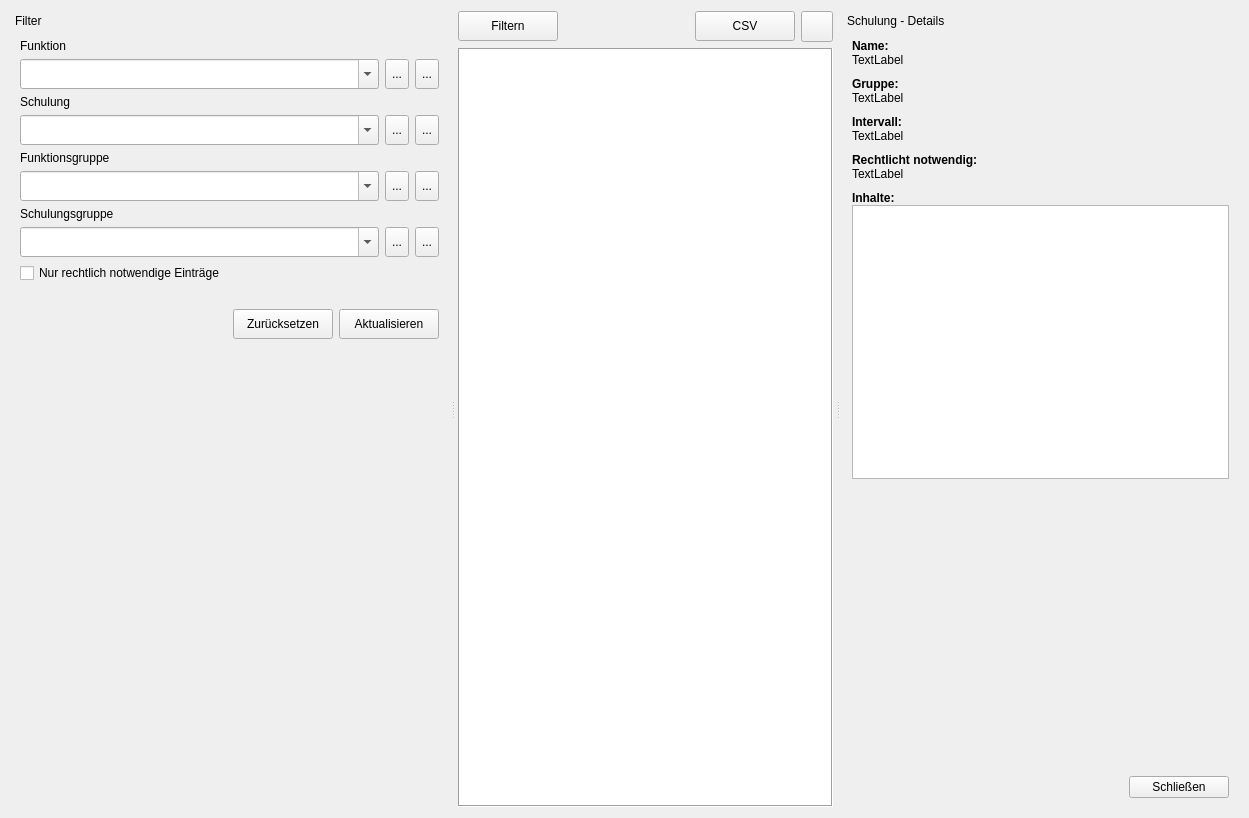
First picture: the form in ui/qmqualimatrixwidget.ui, repository Christian-Kr/QualificationMatrix, before the edit.
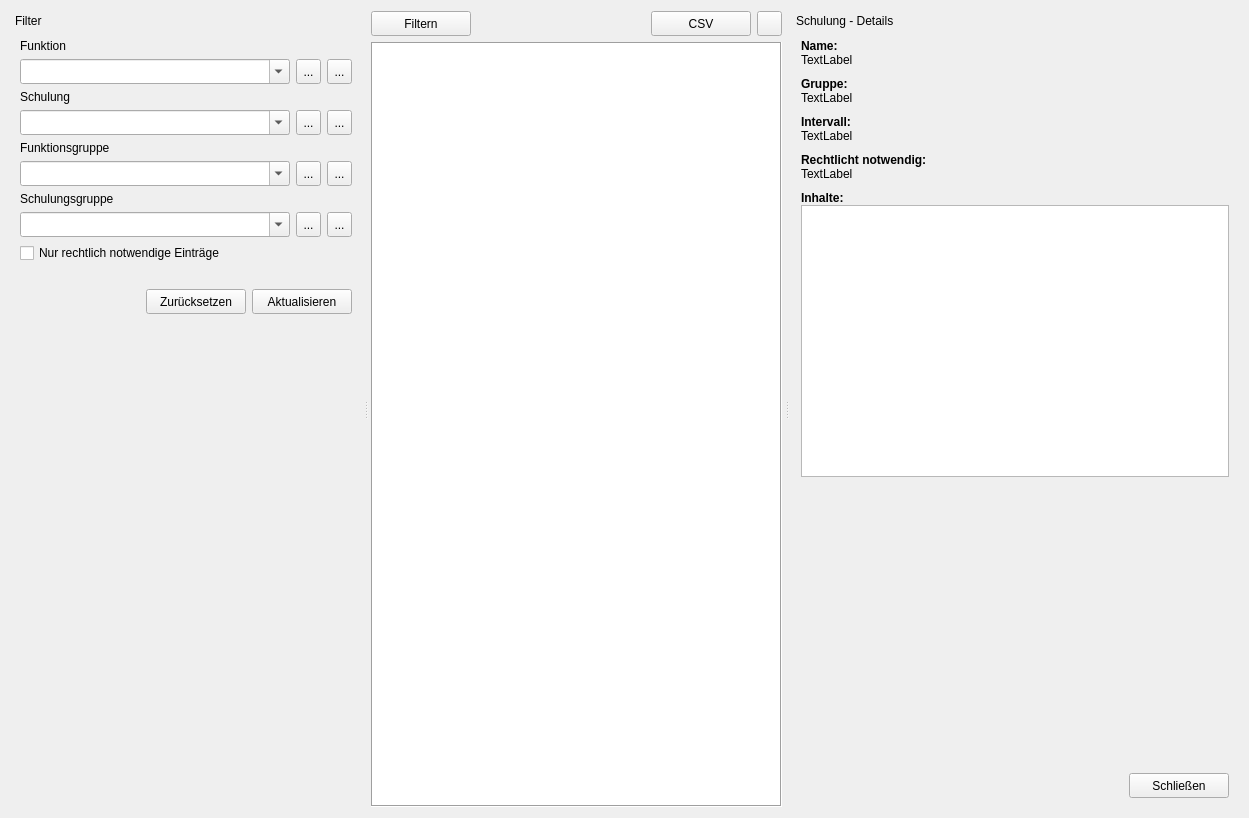
Second picture: the form after the edit. Icons and pictures are not drawn. Custom widgets are drawn as their Qt base class.

Patch:
```diff
--- a/ui/qmqualimatrixwidget.ui
+++ b/ui/qmqualimatrixwidget.ui
@@ -31,13 +31,13 @@
      <widget class="QDockWidget" name="dwFilter">
       <property name="minimumSize">
        <size>
-        <width>332</width>
-        <height>494</height>
+        <width>350</width>
+        <height>339</height>
        </size>
       </property>
       <property name="maximumSize">
        <size>
-        <width>524287</width>
+        <width>350</width>
         <height>524287</height>
        </size>
       </property>
@@ -67,7 +67,7 @@
           <property name="minimumSize">
            <size>
             <width>100</width>
-            <height>30</height>
+            <height>25</height>
            </size>
           </property>
           <property name="editable">
@@ -82,8 +82,8 @@
          <widget class="QToolButton" name="tbResetFunc">
           <property name="minimumSize">
            <size>
-            <width>0</width>
-            <height>30</height>
+            <width>25</width>
+            <height>25</height>
            </size>
           </property>
           <property name="toolTip">
@@ -98,8 +98,8 @@
           </property>
           <property name="iconSize">
            <size>
-            <width>24</width>
-            <height>24</height>
+            <width>16</width>
+            <height>16</height>
            </size>
           </property>
          </widget>
@@ -108,8 +108,8 @@
          <widget class="QToolButton" name="tbExtSelFunc">
           <property name="minimumSize">
            <size>
-            <width>0</width>
-            <height>30</height>
+            <width>25</width>
+            <height>25</height>
            </size>
           </property>
           <property name="toolTip">
@@ -124,8 +124,8 @@
           </property>
           <property name="iconSize">
            <size>
-            <width>24</width>
-            <height>24</height>
+            <width>16</width>
+            <height>16</height>
            </size>
           </property>
          </widget>
@@ -148,7 +148,7 @@
           <property name="minimumSize">
            <size>
             <width>100</width>
-            <height>30</height>
+            <height>25</height>
            </size>
           </property>
           <property name="editable">
@@ -163,8 +163,8 @@
          <widget class="QToolButton" name="tbResetTrain">
           <property name="minimumSize">
            <size>
-            <width>0</width>
-            <height>30</height>
+            <width>25</width>
+            <height>25</height>
            </size>
           </property>
           <property name="toolTip">
@@ -179,8 +179,8 @@
           </property>
           <property name="iconSize">
            <size>
-            <width>24</width>
-            <height>24</height>
+            <width>16</width>
+            <height>16</height>
            </size>
           </property>
          </widget>
@@ -189,8 +189,8 @@
          <widget class="QToolButton" name="tbExtSelTrain">
           <property name="minimumSize">
            <size>
-            <width>0</width>
-            <height>30</height>
+            <width>25</width>
+            <height>25</height>
            </size>
           </property>
           <property name="toolTip">
@@ -205,8 +205,8 @@
           </property>
           <property name="iconSize">
            <size>
-            <width>24</width>
-            <height>24</height>
+            <width>16</width>
+            <height>16</height>
            </size>
           </property>
          </widget>
@@ -229,7 +229,7 @@
           <property name="minimumSize">
            <size>
             <width>100</width>
-            <height>30</height>
+            <height>25</height>
            </size>
           </property>
           <property name="editable">
@@ -244,8 +244,8 @@
          <widget class="QToolButton" name="tbResetFuncGroup">
           <property name="minimumSize">
            <size>
-            <width>0</width>
-            <height>30</height>
+            <width>25</width>
+            <height>25</height>
            </size>
           </property>
           <property name="toolTip">
@@ -260,8 +260,8 @@
           </property>
           <property name="iconSize">
            <size>
-            <width>24</width>
-            <height>24</height>
+            <width>16</width>
+            <height>16</height>
            </size>
           </property>
          </widget>
@@ -270,8 +270,8 @@
          <widget class="QToolButton" name="tbExtSelFuncGroup">
           <property name="minimumSize">
            <size>
-            <width>0</width>
-            <height>30</height>
+            <width>25</width>
+            <height>25</height>
            </size>
           </property>
           <property name="toolTip">
@@ -286,8 +286,8 @@
           </property>
           <property name="iconSize">
            <size>
-            <width>24</width>
-            <height>24</height>
+            <width>16</width>
+            <height>16</height>
            </size>
           </property>
          </widget>
@@ -310,7 +310,7 @@
           <property name="minimumSize">
            <size>
             <width>100</width>
-            <height>30</height>
+            <height>25</height>
            </size>
           </property>
           <property name="editable">
@@ -325,8 +325,8 @@
          <widget class="QToolButton" name="tbResetTrainGroup">
           <property name="minimumSize">
            <size>
-            <width>0</width>
-            <height>30</height>
+            <width>25</width>
+            <height>25</height>
            </size>
           </property>
           <property name="toolTip">
@@ -341,8 +341,8 @@
           </property>
           <property name="iconSize">
            <size>
-            <width>24</width>
-            <height>24</height>
+            <width>16</width>
+            <height>16</height>
            </size>
           </property>
          </widget>
@@ -351,8 +351,8 @@
          <widget class="QToolButton" name="tbExtSelTrainGroup">
           <property name="minimumSize">
            <size>
-            <width>0</width>
-            <height>30</height>
+            <width>25</width>
+            <height>25</height>
            </size>
           </property>
           <property name="toolTip">
@@ -367,8 +367,8 @@
           </property>
           <property name="iconSize">
            <size>
-            <width>24</width>
-            <height>24</height>
+            <width>16</width>
+            <height>16</height>
            </size>
           </property>
          </widget>
@@ -419,7 +419,7 @@
             <property name="minimumSize">
              <size>
               <width>100</width>
-              <height>30</height>
+              <height>25</height>
              </size>
             </property>
             <property name="text">
@@ -431,8 +431,8 @@
             </property>
             <property name="iconSize">
              <size>
-              <width>24</width>
-              <height>24</height>
+              <width>16</width>
+              <height>16</height>
              </size>
             </property>
            </widget>
@@ -442,7 +442,7 @@
             <property name="minimumSize">
              <size>
               <width>100</width>
-              <height>30</height>
+              <height>25</height>
              </size>
             </property>
             <property name="text">
@@ -454,8 +454,8 @@
             </property>
             <property name="iconSize">
              <size>
-              <width>24</width>
-              <height>24</height>
+              <width>16</width>
+              <height>16</height>
              </size>
             </property>
            </widget>
@@ -487,7 +487,7 @@
            <property name="minimumSize">
             <size>
              <width>100</width>
-             <height>30</height>
+             <height>25</height>
             </size>
            </property>
            <property name="text">
@@ -499,8 +499,8 @@
            </property>
            <property name="iconSize">
             <size>
-             <width>24</width>
-             <height>24</height>
+             <width>16</width>
+             <height>16</height>
             </size>
            </property>
           </widget>
@@ -523,7 +523,7 @@
            <property name="minimumSize">
             <size>
              <width>100</width>
-             <height>30</height>
+             <height>25</height>
             </size>
            </property>
            <property name="text">
@@ -535,8 +535,8 @@
            </property>
            <property name="iconSize">
             <size>
-             <width>24</width>
-             <height>24</height>
+             <width>16</width>
+             <height>16</height>
             </size>
            </property>
           </widget>
@@ -545,8 +545,8 @@
           <widget class="QToolButton" name="tbLock">
            <property name="minimumSize">
             <size>
-             <width>0</width>
-             <height>30</height>
+             <width>25</width>
+             <height>25</height>
             </size>
            </property>
            <property name="text">
@@ -559,8 +559,8 @@
            </property>
            <property name="iconSize">
             <size>
-             <width>24</width>
-             <height>24</height>
+             <width>16</width>
+             <height>16</height>
             </size>
            </property>
            <property name="shortcut">
@@ -733,7 +733,7 @@
             <property name="minimumSize">
              <size>
               <width>100</width>
-              <height>0</height>
+              <height>25</height>
              </size>
             </property>
             <property name="text">
```
Left out of the diff: 20 changed lines with no effect on the pictures.
